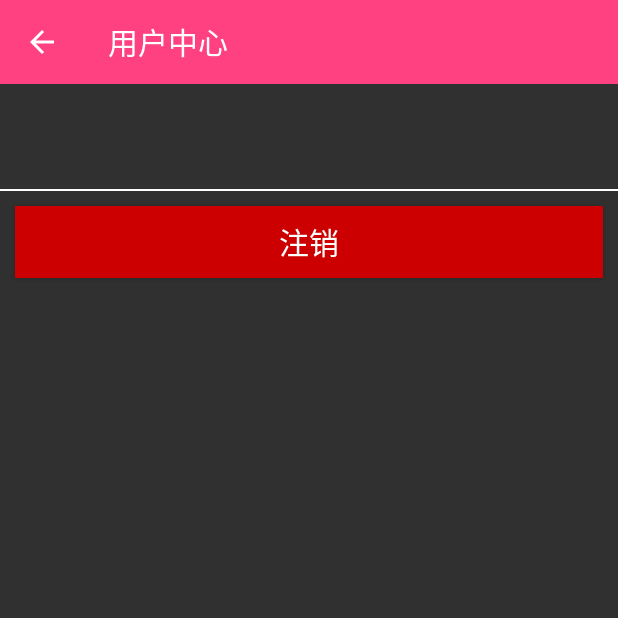
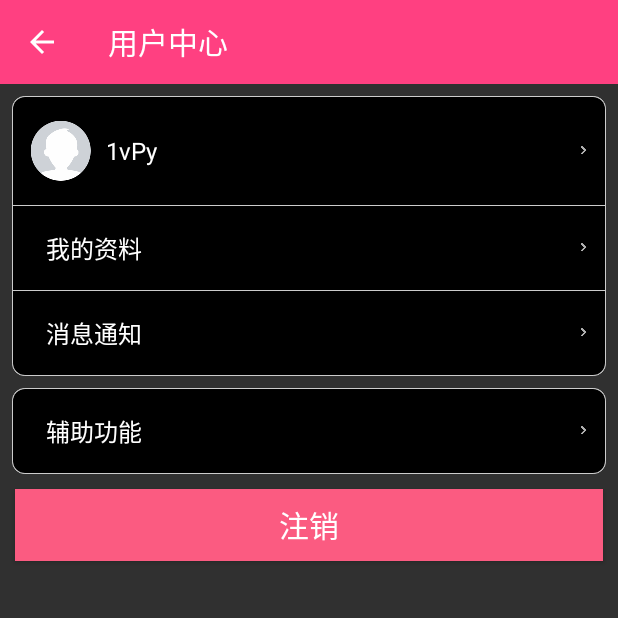
Before and after one commit to 1vPy/BkApp, an Android app: the UserCenterActivity screen opened directly, with no data from a screen before it, on a phone screen of 412 x 824 dp, the top half of it. Run offline under Robolectric (Android 15) with nearby library versions, the phone set to English and light mode, and no system bars; our stand-ins replace ButterKnife, Dagger/Hilt's generated code; libraries missing offline, so code that uses them is left out: cn.smssdk, com.jude.swipbackhelper; 3 statements that could not run were skipped.

Commit message:
添加一些新的样式风格(个人中心界面的样式)；

```diff
--- /dev/null
+++ b/app/src/main/res/drawable/bg_layout_shape.xml
@@ -0,0 +1,7 @@
+<?xml version="1.0" encoding="utf-8"?>
+<shape xmlns:android="http://schemas.android.com/apk/res/android" >
+    <corners android:topRightRadius="8dp" android:topLeftRadius="8dp"/>
+    <corners android:radius="8dp"/>
+    <solid android:color="@android:color/white"/>
+    <stroke android:width="1px" android:color="@color/border_clo"/>
+</shape>
--- /dev/null
+++ b/app/src/main/res/drawable/bottom_layout_selector.xml
@@ -0,0 +1,6 @@
+<?xml version="1.0" encoding="utf-8"?>
+<selector xmlns:android="http://schemas.android.com/apk/res/android" >
+    <item android:state_pressed="true" android:drawable="@drawable/bottom_select"></item>
+    <item android:state_focused="true" android:drawable="@drawable/bottom_select"></item>
+    <item android:drawable="@drawable/bottom_unselect"></item>
+</selector>
--- /dev/null
+++ b/app/src/main/res/drawable/bottom_select.xml
@@ -0,0 +1,5 @@
+<?xml version="1.0" encoding="utf-8"?>
+<shape xmlns:android="http://schemas.android.com/apk/res/android" >
+    <solid android:color="@color/bg_light_gray"/>
+    <corners android:bottomLeftRadius="8dp" android:bottomRightRadius="8dp"/>
+</shape>
--- /dev/null
+++ b/app/src/main/res/drawable/bottom_unselect.xml
@@ -0,0 +1,5 @@
+<?xml version="1.0" encoding="utf-8"?>
+<shape xmlns:android="http://schemas.android.com/apk/res/android" >
+    <solid android:color="@android:color/black"/>
+    <corners android:bottomLeftRadius="8dp" android:bottomRightRadius="8dp"/>
+</shape>
--- /dev/null
+++ b/app/src/main/res/drawable/mid_layout_selector.xml
@@ -0,0 +1,18 @@
+<?xml version="1.0" encoding="utf-8"?>
+<selector xmlns:android="http://schemas.android.com/apk/res/android" >
+    <item android:state_pressed="true">
+        <shape >
+            <solid android:color="@color/bg_light_gray"/>
+        </shape>
+    </item>
+    <item android:state_focused="true">
+         <shape >
+            <solid android:color="@color/bg_light_gray"/>
+        </shape>
+    </item>
+    <item>
+         <shape >
+            <solid android:color="@android:color/black"/>
+        </shape>
+    </item>
+</selector>
--- /dev/null
+++ b/app/src/main/res/drawable/single_layout_selector.xml
@@ -0,0 +1,6 @@
+<?xml version="1.0" encoding="utf-8"?>
+<selector xmlns:android="http://schemas.android.com/apk/res/android" >
+    <item android:state_pressed="true" android:drawable="@drawable/single_select"></item>
+    <item android:state_focused="true" android:drawable="@drawable/single_select"></item>
+    <item android:drawable="@drawable/single_unselect"></item>
+</selector>
--- /dev/null
+++ b/app/src/main/res/drawable/single_select.xml
@@ -0,0 +1,5 @@
+<?xml version="1.0" encoding="utf-8"?>
+<shape xmlns:android="http://schemas.android.com/apk/res/android" >
+    <solid android:color="@color/bg_light_gray"/>
+    <corners android:radius="8dp"/>
+</shape>
--- /dev/null
+++ b/app/src/main/res/drawable/single_unselect.xml
@@ -0,0 +1,5 @@
+<?xml version="1.0" encoding="utf-8"?>
+<shape xmlns:android="http://schemas.android.com/apk/res/android" >
+    <solid android:color="@android:color/black"/>
+    <corners android:radius="8dp"/>
+</shape>
--- /dev/null
+++ b/app/src/main/res/drawable/top_layout_selector.xml
@@ -0,0 +1,6 @@
+<?xml version="1.0" encoding="utf-8"?>
+<selector xmlns:android="http://schemas.android.com/apk/res/android" >
+    <item android:state_pressed="true" android:drawable="@drawable/top_select"></item>
+    <item android:state_focused="true" android:drawable="@drawable/top_select"></item>
+    <item android:drawable="@drawable/top_unselect"></item>
+</selector>
--- /dev/null
+++ b/app/src/main/res/drawable/top_select.xml
@@ -0,0 +1,5 @@
+<?xml version="1.0" encoding="utf-8"?>
+<shape xmlns:android="http://schemas.android.com/apk/res/android" >
+    <solid android:color="@color/bg_light_gray"/>
+    <corners android:topRightRadius="8dp" android:topLeftRadius="8dp"/>
+</shape>
--- /dev/null
+++ b/app/src/main/res/drawable/top_unselect.xml
@@ -0,0 +1,5 @@
+<?xml version="1.0" encoding="utf-8"?>
+<shape xmlns:android="http://schemas.android.com/apk/res/android" >
+    <solid android:color="@android:color/black"/>
+    <corners android:topRightRadius="8dp" android:topLeftRadius="8dp"/>
+</shape>
--- a/app/src/main/res/layout/activity_usercenter.xml
+++ b/app/src/main/res/layout/activity_usercenter.xml
@@ -6,35 +6,68 @@
 
     <include layout="@layout/toolbar_common" />
 
-    <LinearLayout
-        android:layout_width="match_parent"
-        android:layout_height="70dp"
-        android:orientation="horizontal">
+    <LinearLayout style="@style/wrap_layout">
+        <!-- 上圆角-->
+        <LinearLayout style="@style/top_layout">
+            <ImageView
+                android:layout_width="40dp"
+                android:layout_height="40dp"
+                android:src="@drawable/avatar_default"/>
 
-        <ImageView
-            android:layout_width="64dp"
-            android:layout_height="64dp"
-            android:layout_gravity="center_vertical"
-            android:layout_marginLeft="10dp" />
+            <TextView
+                style="@style/usertext"
+                android:text="1vPy" />
 
-        <TextView
-            android:layout_width="wrap_content"
-            android:layout_height="wrap_content"
-            android:layout_gravity="center_vertical"
-            android:paddingLeft="10dp" />
+            <ImageView style="@style/img_arrow" />
+        </LinearLayout>
+
+        <!-- 分割线 -->
+        <View style="@style/bg_line" />
+        <!-- 无圆角-->
+        <LinearLayout style="@style/mid_layout">
+
+            <TextView
+                style="@style/usertext"
+                android:text="我的资料" />
+
+            <ImageView style="@style/img_arrow" />
+        </LinearLayout>
+
+        <View style="@style/bg_line" />
+        <!-- 下圆角-->
+        <LinearLayout style="@style/bottom_layout">
+
+            <TextView
+                style="@style/usertext"
+                android:text="消息通知" />
+
+            <ImageView style="@style/img_arrow" />
+        </LinearLayout>
+
     </LinearLayout>
 
-    <View
-        android:layout_width="match_parent"
-        android:layout_height="1dp"
-        android:background="@android:color/white" />
+
+    <!-- 全圆角-->
+    <LinearLayout style="@style/wrap_layout">
+
+        <LinearLayout style="@style/single_layout">
+
+            <TextView
+                style="@style/usertext"
+                android:text="辅助功能" />
+
+            <ImageView style="@style/img_arrow" />
+        </LinearLayout>
+
+    </LinearLayout>
+
 
     <android.support.v7.widget.AppCompatButton
         android:id="@+id/btn_logout"
         android:layout_width="match_parent"
         android:layout_height="wrap_content"
         android:layout_margin="10dp"
-        android:background="@android:color/holo_red_dark"
+        android:background="@color/red_base"
         android:text="注销"
         android:textColor="@android:color/white"
         android:textSize="20sp" />
--- a/app/src/main/res/values/colors.xml
+++ b/app/src/main/res/values/colors.xml
@@ -6,4 +6,5 @@
     <color name="red_base">#FB5B81</color>
     <color name="text_gray_4">#444444</color>
     <color name="bg_light_gray">#F2F2F2</color>
+    <color name="border_clo">#ccc</color>
 </resources>
--- a/app/src/main/res/values/styles.xml
+++ b/app/src/main/res/values/styles.xml
@@ -40,5 +40,78 @@
         <item name="android:textSize">26sp</item>
     </style>
 
+    <!-- 最外层样式 -->
+    <style name="wrap_layout">
+        <item name="android:orientation">vertical</item>
+        <item name="android:layout_height">wrap_content</item>
+        <item name="android:layout_width">match_parent</item>
+        <item name="android:layout_marginLeft">8dp</item>
+        <item name="android:layout_marginRight">8dp</item>
+        <item name="android:layout_marginTop">8dp</item>
+        <item name="android:padding">1px</item>
+        <item name="android:background">@drawable/bg_layout_shape</item>
+
+    </style>
+
+    <!-- 共用层样式 -->
+    <style name="base_layout">
+        <item name="android:orientation">horizontal</item>
+        <item name="android:layout_width">match_parent</item>
+        <item name="android:layout_height">wrap_content</item>
+        <item name="android:paddingTop">16dp</item>
+        <item name="android:paddingBottom">16dp</item>
+        <item name="android:paddingLeft">12dp</item>
+        <item name="android:paddingRight">12dp</item>
+        <item name="android:gravity">center_vertical</item>
+    </style>
+
+    <!-- textview样式 -->
+    <style name="usertext">
+        <item name="android:textSize">16dp</item>
+        <item name="android:textColor">@android:color/white</item>
+        <item name="android:layout_width">wrap_content</item>
+        <item name="android:layout_height">wrap_content</item>
+        <item name="android:paddingLeft">10dp</item>
+        <item name="android:layout_weight">1</item>
+    </style>
+
+
+    <!-- 文本右边箭头样式 -->
+    <style name="img_arrow">
+        <item name="android:layout_width">wrap_content</item>
+        <item name="android:layout_height">wrap_content</item>
+        <item name="android:src">@drawable/icon_arrow</item>
+
+    </style>
+
+
+    <!-- view分割线样式 -->
+    <style name="bg_line">
+        <item name="android:layout_width">match_parent</item>
+        <item name="android:layout_height">1px</item>
+        <item name="android:background">@color/border_clo</item>
+    </style>
+
+    <!-- 上圆角样式 -->
+    <style name="top_layout" parent="base_layout">
+        <item name="android:background">@drawable/top_layout_selector</item>
+    </style>
+
+
+    <!--无圆角样式  -->
+    <style name="mid_layout" parent="base_layout">
+        <item name="android:background">@drawable/mid_layout_selector</item>
+    </style>
+
+    <!-- 下圆角样式 -->
+    <style name="bottom_layout" parent="base_layout">
+        <item name="android:background">@drawable/bottom_layout_selector</item>
+    </style>
+
+    <!-- 全圆角样式 -->
+    <style name="single_layout" parent="base_layout">
+        <item name="android:background">@drawable/single_layout_selector</item>
+    </style>
+
 
 </resources>
```
Also changed, not shown: app/src/main/res/drawable-xxhdpi/avatar_default.png (added), app/src/main/res/drawable-xxhdpi/icon_arrow.png (added).
